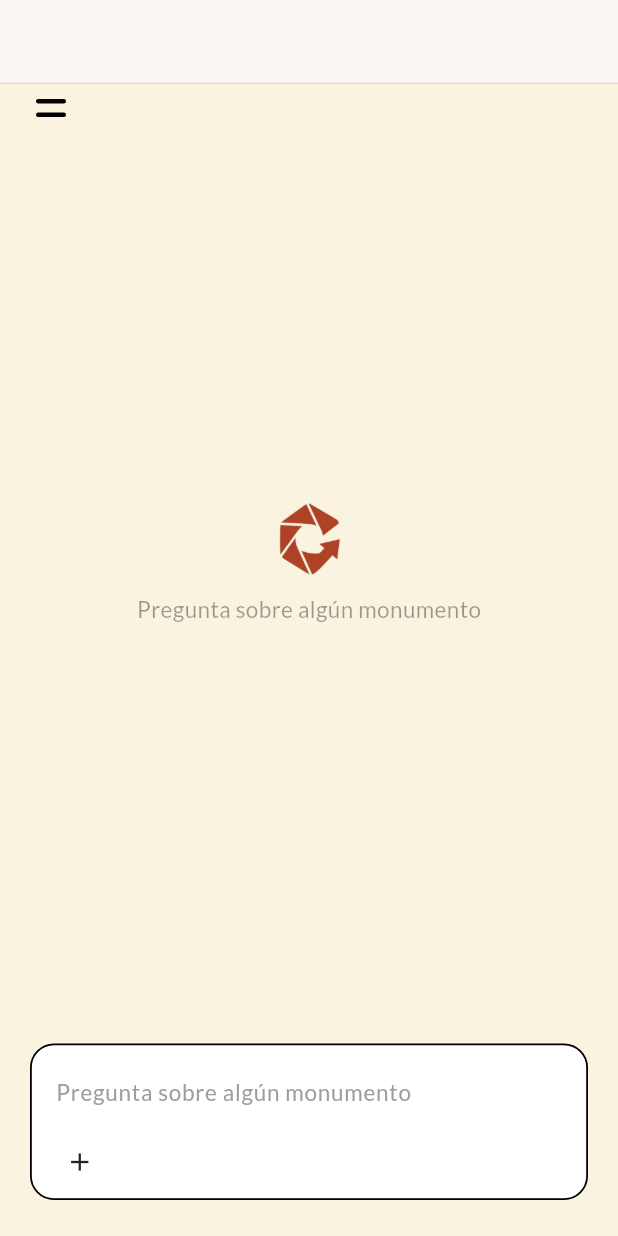
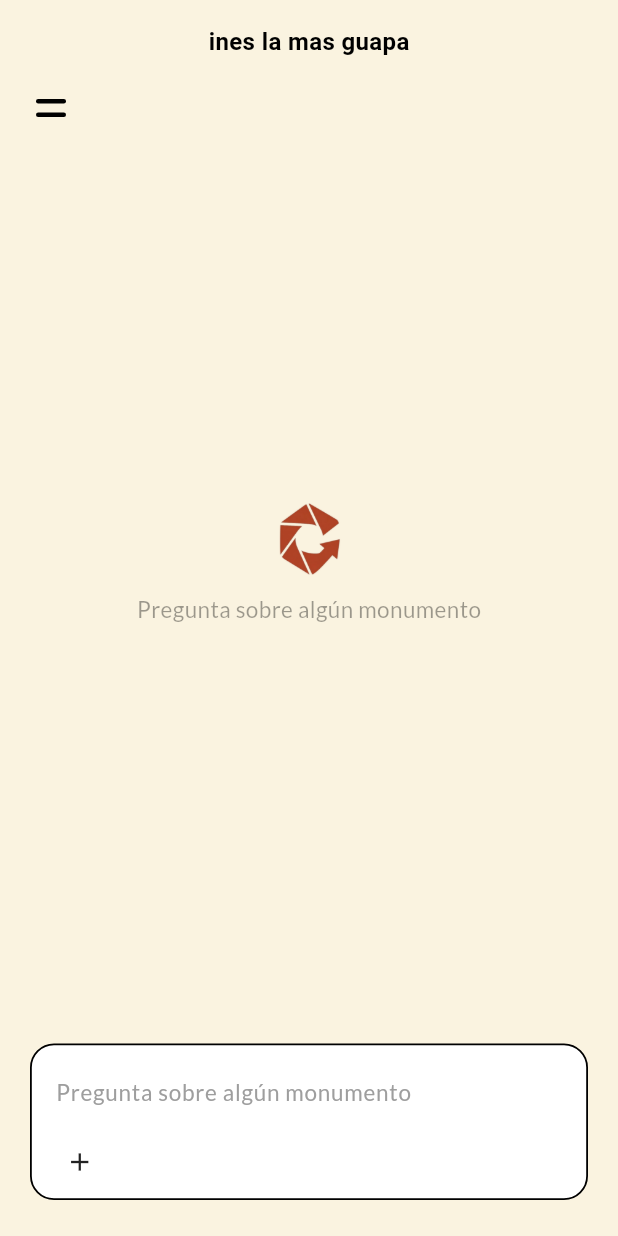
Before and after one commit to vharoc/TFG, a Flutter app: the HomeScreen screen opened by its route, on a phone screen of 412 x 824 dp. Run offline on Flutter 3.47's test engine with Material 3 defaults, Android fonts, the phone set to English and light mode, and no system bars; our stand-ins replace cloud_firestore, firebase_auth, firebase_core, go_router, google_fonts, image_picker; accounts and stored records are empty.

```diff
--- a/frontend/lib/screens/ajustes_screen.dart
+++ b/frontend/lib/screens/ajustes_screen.dart
@@ -79,6 +79,7 @@ class _AjustesScreenState extends StatelessWidget {
                 icon: Icons.logout_rounded,
                 label: 'Cerrar sesión',
                 onTap: () => _confirmarCerrarSesion(context),
+                color: AppTheme.usal,
               ),
             ],
           ),
--- a/frontend/lib/screens/home_screen.dart
+++ b/frontend/lib/screens/home_screen.dart
@@ -55,7 +55,8 @@ class _HomeScreenState extends State<HomeScreen> {
           children: [
             Column(
               children: [
-                const HeaderHome(),
+                const HeaderHome(titulo: "ines la mas guapa"),
+                // const Divider(height: 100, indent: 20, endIndent: 20, color: Colors.black,),
 
                 // ── Área de mensajes ──
                 Expanded(
--- a/frontend/lib/widgets/home/header_home.dart
+++ b/frontend/lib/widgets/home/header_home.dart
@@ -1,18 +1,37 @@
 import 'package:flutter/material.dart';
 
 class HeaderHome extends StatelessWidget {
-  const HeaderHome({super.key});
+
+  final String? titulo;
+
+  const HeaderHome({
+    super.key,
+    this.titulo,
+  });
 
   @override
   Widget build(BuildContext context) {
     return Container(
       height: 56,
       padding: const EdgeInsets.symmetric(horizontal: 20),
-      decoration: const BoxDecoration(
-        color: Color(0xFFFAF7F4),
-        border: Border(bottom: BorderSide(color: Color(0xFFE0DAD4), width: 1)),
+      // decoration: const BoxDecoration(
+      //   color: Color(0xFFFAF7F4),
+      //   border: Border(bottom: BorderSide(color: Color(0xFFE0DAD4), width: 1)),
+      // ),
+      child: Center(
+        child: (titulo == null || titulo!.isEmpty)
+          ? const SizedBox.shrink()
+          : Text(
+            titulo!,
+            style: const TextStyle (
+              fontSize: 16,
+              fontWeight: FontWeight.w600,
+              color: Colors.black,
+            ),
+            maxLines: 1,
+            overflow: TextOverflow.ellipsis,
+          ),
       ),
-      child: const SizedBox.expand(),
     );
   }
 }
```
Also changed, not shown: frontend/lib/viewmodels/home_view_model.dart (+5 -5 lines).
